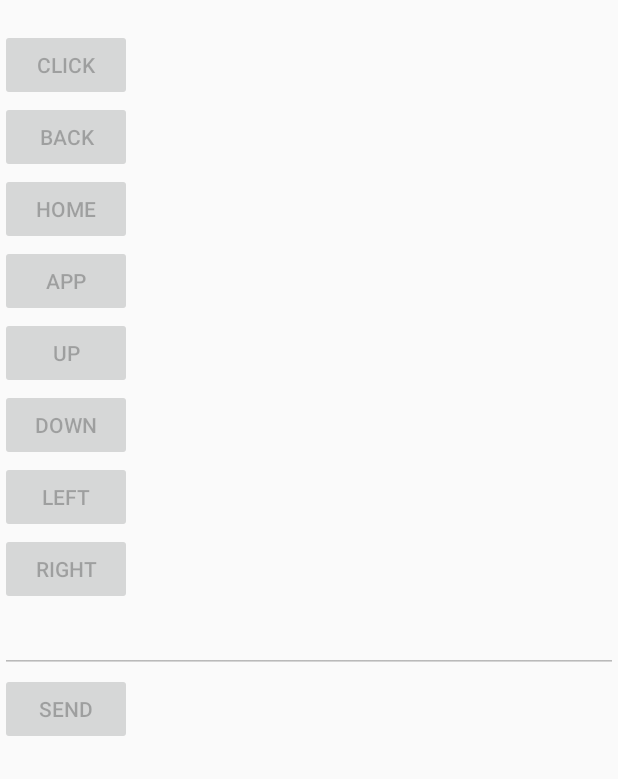
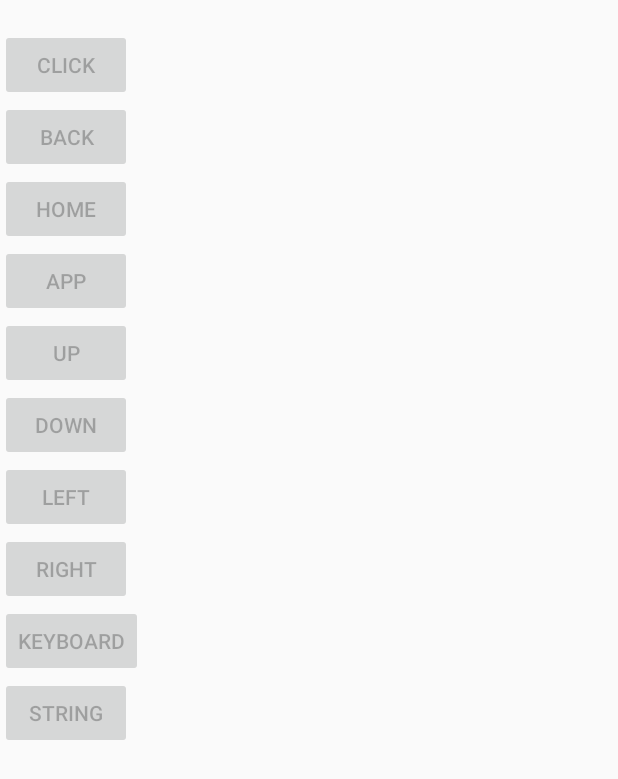
Before and after one commit to noraacee/mika-audio, an Android app: the screen it shows after launch (ClientActivity), on a phone screen of 412 x 824 dp. Shown: the top 779 px of the screen. Run offline under Robolectric (Android 15) with nearby library versions, the phone set to English and light mode, and no system bars.

Commit message:
fixed many bugs, keyboard sometimes send wrong character code

```diff
--- a/client/app/src/main/AndroidManifest.xml
+++ b/client/app/src/main/AndroidManifest.xml
@@ -14,7 +14,8 @@
         android:supportsRtl="true"
         android:theme="@style/AppTheme">
         <activity
-            android:name=".activity.ClientActivity">
+            android:name=".activity.ClientActivity"
+            android:windowSoftInputMode="adjustPan">
             <intent-filter>
                 <action android:name="android.intent.action.MAIN"/>
 
--- a/client/app/src/main/java/com/mikaaudio/client/activity/ClientActivity.java
+++ b/client/app/src/main/java/com/mikaaudio/client/activity/ClientActivity.java
@@ -1,8 +1,11 @@
 package com.mikaaudio.client.activity;
 
 import android.app.Activity;
+import android.content.Context;
 import android.os.Bundle;
+import android.view.KeyEvent;
 import android.view.View;
+import android.view.inputmethod.InputMethodManager;
 import android.widget.Button;
 import android.widget.EditText;
 import android.widget.TextView;
@@ -10,45 +13,56 @@ import android.widget.TextView;
 import com.mikaaudio.client.R;
 import com.mikaaudio.client.interf.OnConnectListener;
 import com.mikaaudio.client.interf.OnDisconnectListener;
+import com.mikaaudio.client.interf.OnDispatchKeyEventListener;
 import com.mikaaudio.client.util.CommunicationManager;
 import com.mikaaudio.client.util.P2PManager;
 import com.mikaaudio.client.util.StatusManager;
+import com.mikaaudio.client.widget.InterceptKeyEventLinearLayout;
 
 public class ClientActivity extends Activity {
+    private boolean sendViewShown;
+
     private Button apps;
     private Button back;
     private Button click;
     private Button down;
     private Button home;
+    private Button keyboard;
     private Button left;
     private Button right;
     private Button send;
+    private Button string;
     private Button up;
     private EditText sendView;
+    private InterceptKeyEventLinearLayout contentView;
 
+    private CommunicationManager commManager;
+    private InputMethodManager inputMethodManager;
     private P2PManager p2pManager;
-    private CommunicationManager commManager;
 
     @Override
     protected void onCreate(Bundle savedInstanceState) {
         super.onCreate(savedInstanceState);
         setContentView(R.layout.activity_client);
 
+        sendViewShown = false;
+
         StatusManager.getInstance().setStatusView((TextView) findViewById(R.id.status));
-        sendView = (EditText) findViewById(R.id.message_to_send);
-        sendView.setEnabled(false);
 
-        send = (Button) findViewById(R.id.send);
-        send.setEnabled(false);
-        send.setOnClickListener(new View.OnClickListener() {
+        contentView = (InterceptKeyEventLinearLayout) findViewById(R.id.content_view);
+        contentView.setOnDispatchKeyEventListener(new OnDispatchKeyEventListener() {
             @Override
-            public void onClick(View v) {
-                commManager.write(sendView.getText().toString());
+            public boolean onDispatchKeyEvent(KeyEvent keyEvent) {
+                if (!sendViewShown && keyEvent.getAction() == KeyEvent.ACTION_UP) {
+                    commManager.write(keyEvent.getKeyCode());
+                    return true;
+                }
+
+                return false;
             }
         });
 
         click = (Button) findViewById(R.id.click);
-        click.setEnabled(false);
         click.setOnClickListener(new View.OnClickListener() {
             @Override
             public void onClick(View v) {
@@ -57,7 +71,6 @@ public class ClientActivity extends Activity {
         });
 
         back = (Button) findViewById(R.id.back);
-        back.setEnabled(false);
         back.setOnClickListener(new View.OnClickListener() {
             @Override
             public void onClick(View v) {
@@ -66,7 +79,6 @@ public class ClientActivity extends Activity {
         });
 
         home = (Button) findViewById(R.id.home);
-        home.setEnabled(false);
         home.setOnClickListener(new View.OnClickListener() {
             @Override
             public void onClick(View v) {
@@ -75,7 +87,6 @@ public class ClientActivity extends Activity {
         });
 
         apps = (Button) findViewById(R.id.apps);
-        apps.setEnabled(false);
         apps.setOnClickListener(new View.OnClickListener() {
             @Override
             public void onClick(View v) {
@@ -84,7 +95,6 @@ public class ClientActivity extends Activity {
         });
 
         up = (Button) findViewById(R.id.up);
-        up.setEnabled(false);
         up.setOnClickListener(new View.OnClickListener() {
             @Override
             public void onClick(View v) {
@@ -93,7 +103,6 @@ public class ClientActivity extends Activity {
         });
 
         down = (Button) findViewById(R.id.down);
-        down.setEnabled(false);
         down.setOnClickListener(new View.OnClickListener() {
             @Override
             public void onClick(View v) {
@@ -102,7 +111,6 @@ public class ClientActivity extends Activity {
         });
 
         left = (Button) findViewById(R.id.left);
-        left.setEnabled(false);
         left.setOnClickListener(new View.OnClickListener() {
             @Override
             public void onClick(View v) {
@@ -111,7 +119,6 @@ public class ClientActivity extends Activity {
         });
 
         right = (Button) findViewById(R.id.right);
-        right.setEnabled(false);
         right.setOnClickListener(new View.OnClickListener() {
             @Override
             public void onClick(View v) {
@@ -119,28 +126,76 @@ public class ClientActivity extends Activity {
             }
         });
 
+        keyboard = (Button) findViewById(R.id.keyboard);
+        keyboard.setOnClickListener(new View.OnClickListener() {
+            @Override
+            public void onClick(View v) {
+                if (sendViewShown) {
+                    sendView.setVisibility(View.GONE);
+                    send.setVisibility(View.GONE);
+                    sendViewShown = false;
+                    sendView.clearFocus();
+                }
+
+                contentView.requestFocus();
+
+                inputMethodManager.toggleSoftInput(InputMethodManager.SHOW_FORCED, InputMethodManager.HIDE_IMPLICIT_ONLY);
+            }
+        });
+
+        string = (Button) findViewById(R.id.string);
+        string.setOnClickListener(new View.OnClickListener() {
+            @Override
+            public void onClick(View v) {
+                if (sendViewShown) {
+                    sendView.setVisibility(View.GONE);
+                    send.setVisibility(View.GONE);
+                    sendViewShown = false;
+                    sendView.clearFocus();
+                } else {
+                    sendView.setVisibility(View.VISIBLE);
+                    send.setVisibility(View.VISIBLE);
+                    sendViewShown = true;
+                    sendView.requestFocus();
+                }
+            }
+        });
+
+        sendView = (EditText) findViewById(R.id.message_to_send);
+
+        send = (Button) findViewById(R.id.send);
+        send.setOnClickListener(new View.OnClickListener() {
+            @Override
+            public void onClick(View v) {
+                commManager.write(sendView.getText().toString());
+                sendView.setText("");
+            }
+        });
+
+        setEnabled(false);
+
+        inputMethodManager = (InputMethodManager) ClientActivity.this.getSystemService(Context.INPUT_METHOD_SERVICE);
+
         commManager = new CommunicationManager(new OnDisconnectListener() {
             @Override
             public void onDisconnect() {
+                StatusManager.getInstance().setStatus("disconnected");
+
+                setEnabled(false);
+
                 p2pManager.connect();
             }
         });
+
         p2pManager = new P2PManager(this, commManager, new OnConnectListener() {
             @Override
             public void onConnect() {
                 runOnUiThread(new Runnable() {
                     @Override
                     public void run() {
-                        send.setEnabled(true);
-                        click.setEnabled(true);
-                        back.setEnabled(true);
-                        home.setEnabled(true);
-                        apps.setEnabled(true);
-                        up.setEnabled(true);
-                        down.setEnabled(true);
-                        left.setEnabled(true);
-                        right.setEnabled(true);
-                        sendView.setEnabled(true);
+                        StatusManager.getInstance().setStatus("connected");
+
+                        setEnabled(true);
                     }
                 });
             }
@@ -155,4 +210,19 @@ public class ClientActivity extends Activity {
         p2pManager.onDestroy();
         commManager.onDestroy();
     }
+
+    private void setEnabled(boolean enabled) {
+        click.setEnabled(enabled);
+        back.setEnabled(enabled);
+        home.setEnabled(enabled);
+        apps.setEnabled(enabled);
+        up.setEnabled(enabled);
+        down.setEnabled(enabled);
+        left.setEnabled(enabled);
+        right.setEnabled(enabled);
+        keyboard.setEnabled(enabled);
+        string.setEnabled(enabled);
+        sendView.setEnabled(enabled);
+        send.setEnabled(enabled);
+    }
 }
--- /dev/null
+++ b/client/app/src/main/java/com/mikaaudio/client/interf/OnDispatchKeyEventListener.java
@@ -0,0 +1,7 @@
+package com.mikaaudio.client.interf;
+
+import android.view.KeyEvent;
+
+public interface OnDispatchKeyEventListener {
+    boolean onDispatchKeyEvent(KeyEvent keyEvent);
+}
--- /dev/null
+++ b/client/app/src/main/java/com/mikaaudio/client/widget/InterceptKeyEventLinearLayout.java
@@ -0,0 +1,38 @@
+package com.mikaaudio.client.widget;
+
+import android.content.Context;
+import android.util.AttributeSet;
+import android.view.KeyEvent;
+import android.widget.LinearLayout;
+
+import com.mikaaudio.client.interf.OnDispatchKeyEventListener;
+
+public class InterceptKeyEventLinearLayout extends LinearLayout {
+    private OnDispatchKeyEventListener onDispatchKeyEventListener;
+
+    public InterceptKeyEventLinearLayout(Context context) {
+        super(context);
+    }
+
+    public InterceptKeyEventLinearLayout(Context context, AttributeSet attrs) {
+        super(context, attrs);
+    }
+
+    public InterceptKeyEventLinearLayout(Context context, AttributeSet attrs, int defStyleAttr) {
+        super(context, attrs, defStyleAttr);
+    }
+
+    @Override
+    public boolean dispatchKeyEvent(KeyEvent keyEvent) {
+        if (onDispatchKeyEventListener != null) {
+            if (onDispatchKeyEventListener.onDispatchKeyEvent(keyEvent))
+                return true;
+        }
+
+        return super.dispatchKeyEvent(keyEvent);
+    }
+
+    public void setOnDispatchKeyEventListener(OnDispatchKeyEventListener onDispatchKeyEventListener) {
+        this.onDispatchKeyEventListener = onDispatchKeyEventListener;
+    }
+}
--- a/client/app/src/main/res/layout/activity_client.xml
+++ b/client/app/src/main/res/layout/activity_client.xml
@@ -1,6 +1,9 @@
 <?xml version="1.0" encoding="utf-8"?>
-<LinearLayout
+<com.mikaaudio.client.widget.InterceptKeyEventLinearLayout
     xmlns:android="http://schemas.android.com/apk/res/android"
+    android:id="@+id/content_view"
+    android:focusable="true"
+    android:focusableInTouchMode="true"
     android:orientation="vertical"
     android:layout_width="match_parent"
     android:layout_height="match_parent">
@@ -48,14 +51,26 @@
         android:layout_width="wrap_content"
         android:layout_height="wrap_content"
         android:text="right" />
+    <Button
+        android:id="@+id/keyboard"
+        android:layout_width="wrap_content"
+        android:layout_height="wrap_content"
+        android:text="keyboard"/>
+    <Button
+        android:id="@+id/string"
+        android:layout_width="wrap_content"
+        android:layout_height="wrap_content"
+        android:text="string"/>
     <EditText
         android:id="@+id/message_to_send"
         android:layout_width="match_parent"
         android:layout_height="wrap_content"
-        android:inputType="text" />
+        android:inputType="text"
+        android:visibility="gone"/>
     <Button
         android:id="@+id/send"
         android:layout_width="wrap_content"
         android:layout_height="wrap_content"
-        android:text="@string/send" />
-</LinearLayout>
+        android:text="send"
+        android:visibility="gone"/>
+</com.mikaaudio.client.widget.InterceptKeyEventLinearLayout>
--- a/client/app/src/main/res/values/strings.xml
+++ b/client/app/src/main/res/values/strings.xml
@@ -1,4 +1,3 @@
 <resources>
     <string name="app_name">client</string>
-    <string name="send">Send</string>
 </resources>
--- a/server/app/src/main/java/com/mikaaudio/server/service/RemoteService.java
+++ b/server/app/src/main/java/com/mikaaudio/server/service/RemoteService.java
@@ -51,15 +51,15 @@ public class RemoteService extends Service {
 
     @Override
     public int onStartCommand(Intent intent, int flags, int startId) {
-        if (intent.hasExtra(SERVICE_STOP)) {
+        if (intent != null && intent.hasExtra(SERVICE_STOP)) {
             stopForeground(true);
             stopSelf();
-            return -1;
+            return START_NOT_STICKY;
         }
 
         if (running) {
             Log.d("status", "service already running");
-            return -1;
+            return START_NOT_STICKY;
         }
 
         running = true;
--- a/server/app/src/main/res/layout/activity_server.xml
+++ b/server/app/src/main/res/layout/activity_server.xml
@@ -8,6 +8,11 @@
         android:layout_width="match_parent"
         android:layout_height="wrap_content" />
     <Button
+        android:id="@+id/start"
+        android:layout_width="wrap_content"
+        android:layout_height="wrap_content"
+        android:text="Start service" />
+    <Button
         android:id="@+id/end"
         android:layout_width="wrap_content"
         android:layout_height="wrap_content"
```
Also changed, not shown: client/app/src/main/java/com/mikaaudio/client/util/CommunicationManager.java (+8 -3 lines), client/app/src/main/java/com/mikaaudio/client/util/P2PManager.java (+5 -3 lines), client/app/src/main/java/com/mikaaudio/client/util/StatusManager.java (+0 -7 lines), server/app/src/main/java/com/mikaaudio/server/activity/ServerActivity.java (+26 -1 lines), server/app/src/main/java/com/mikaaudio/server/util/CommunicationManager.java (+33 -5 lines), server/app/src/main/java/com/mikaaudio/server/util/StatusManager.java (+0 -7 lines), server/app/src/main/java/com/mikaaudio/server/util/SuperUserManager.java (+15 -1 lines), 1 other file.
